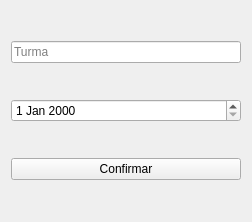
Caiquef80/Gerenciamento-Escolar, file App/view/ui/registerClass.ui: the form before one commit.
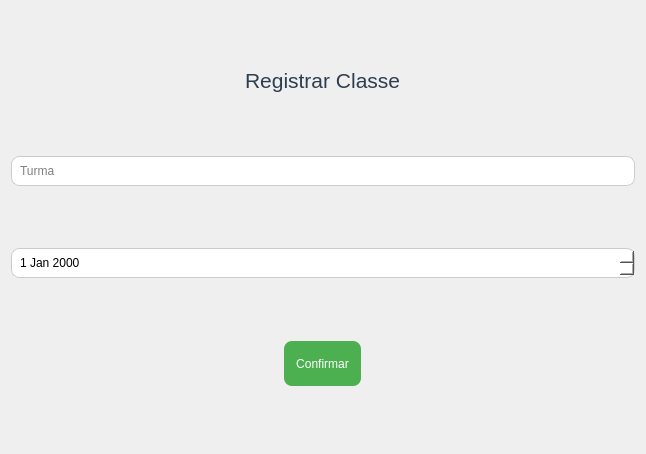
The form after the commit. Icons and pictures are not drawn.

Commit message: feat(tela deleteClass e registerParent) (#71)

```diff
--- a/App/view/ui/registerClass.ui
+++ b/App/view/ui/registerClass.ui
@@ -6,15 +6,90 @@
    <rect>
     <x>0</x>
     <y>0</y>
-    <width>252</width>
-    <height>222</height>
+    <width>646</width>
+    <height>454</height>
    </rect>
   </property>
   <property name="windowTitle">
    <string>Form</string>
   </property>
-  <layout class="QVBoxLayout" name="verticalLayout">
-   <item>
+  <property name="windowIcon">
+   <iconset>
+    <normaloff>imagens/68045.png</normaloff>imagens/68045.png</iconset>
+  </property>
+  <property name="styleSheet">
+   <string notr="true">QLabel{
+ font-family: &quot;Segoe UI&quot;, &quot;Arial&quot;, sans-serif;
+    font-size: 16px;
+    font-weight: 500;   
+    color: #2c3e50;
+}
+
+QLineEdit, QDateEdit {
+    border: 1px solid #ccc;
+    border-radius: 8px;
+    padding: 6px;
+    background: white;
+}
+
+QLineEdit:focus, QDateEdit:focus {
+    border: 2px solid #4CAF50;
+}
+
+QPushButton {
+    background-color: #4CAF50;
+    color: white;
+    border-radius: 8px;
+    padding: 6px 12px;
+}
+
+QPushButton:hover {
+    background-color: #45a049;
+}
+
+QPushButton:pressed {
+    background-color: #3d8b40;
+}
+</string>
+  </property>
+  <layout class="QGridLayout" name="gridLayout">
+   <item row="2" column="0">
+    <spacer name="verticalSpacer">
+     <property name="orientation">
+      <enum>Qt::Vertical</enum>
+     </property>
+     <property name="sizeHint" stdset="0">
+      <size>
+       <width>20</width>
+       <height>40</height>
+      </size>
+     </property>
+    </spacer>
+   </item>
+   <item row="8" column="0">
+    <spacer name="verticalSpacer_2">
+     <property name="orientation">
+      <enum>Qt::Vertical</enum>
+     </property>
+     <property name="sizeHint" stdset="0">
+      <size>
+       <width>20</width>
+       <height>40</height>
+      </size>
+     </property>
+    </spacer>
+   </item>
+   <item row="1" column="0" alignment="Qt::AlignHCenter">
+    <widget class="QLabel" name="label">
+     <property name="text">
+      <string>&lt;html&gt;&lt;head/&gt;&lt;body&gt;&lt;p&gt;&lt;span style=&quot; font-size:16pt; font-weight:400;&quot;&gt;Registrar Classe&lt;/span&gt;&lt;/p&gt;&lt;/body&gt;&lt;/html&gt;</string>
+     </property>
+    </widget>
+   </item>
+   <item row="5" column="0">
+    <widget class="QDateEdit" name="data"/>
+   </item>
+   <item row="3" column="0">
     <widget class="QLineEdit" name="turma">
      <property name="text">
       <string/>
@@ -24,16 +99,64 @@
      </property>
     </widget>
    </item>
-   <item>
-    <widget class="QDateEdit" name="data"/>
-   </item>
-   <item>
+   <item row="7" column="0" alignment="Qt::AlignHCenter">
     <widget class="QPushButton" name="btn_confirmar">
+     <property name="minimumSize">
+      <size>
+       <width>0</width>
+       <height>45</height>
+      </size>
+     </property>
+     <property name="maximumSize">
+      <size>
+       <width>16777215</width>
+       <height>16777215</height>
+      </size>
+     </property>
      <property name="text">
       <string>Confirmar</string>
      </property>
     </widget>
    </item>
+   <item row="4" column="0">
+    <spacer name="verticalSpacer_4">
+     <property name="orientation">
+      <enum>Qt::Vertical</enum>
+     </property>
+     <property name="sizeHint" stdset="0">
+      <size>
+       <width>20</width>
+       <height>40</height>
+      </size>
+     </property>
+    </spacer>
+   </item>
+   <item row="0" column="0">
+    <spacer name="verticalSpacer_3">
+     <property name="orientation">
+      <enum>Qt::Vertical</enum>
+     </property>
+     <property name="sizeHint" stdset="0">
+      <size>
+       <width>20</width>
+       <height>40</height>
+      </size>
+     </property>
+    </spacer>
+   </item>
+   <item row="6" column="0">
+    <spacer name="verticalSpacer_5">
+     <property name="orientation">
+      <enum>Qt::Vertical</enum>
+     </property>
+     <property name="sizeHint" stdset="0">
+      <size>
+       <width>20</width>
+       <height>40</height>
+      </size>
+     </property>
+    </spacer>
+   </item>
   </layout>
  </widget>
  <resources/>
```
Left out of the diff: 2 changed lines with no effect on the pictures. The commit also changes 9 other files.
